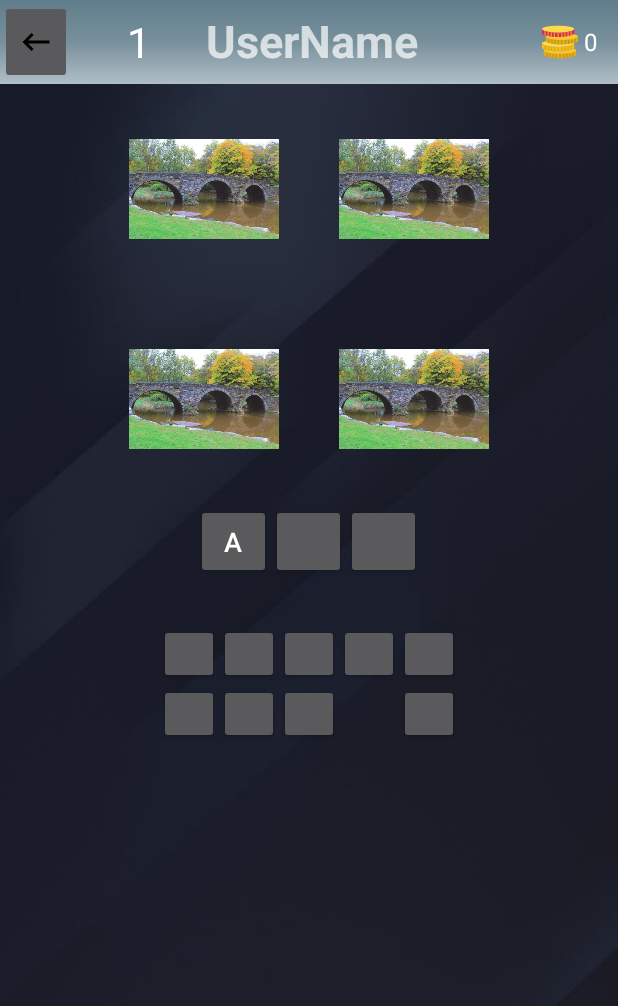
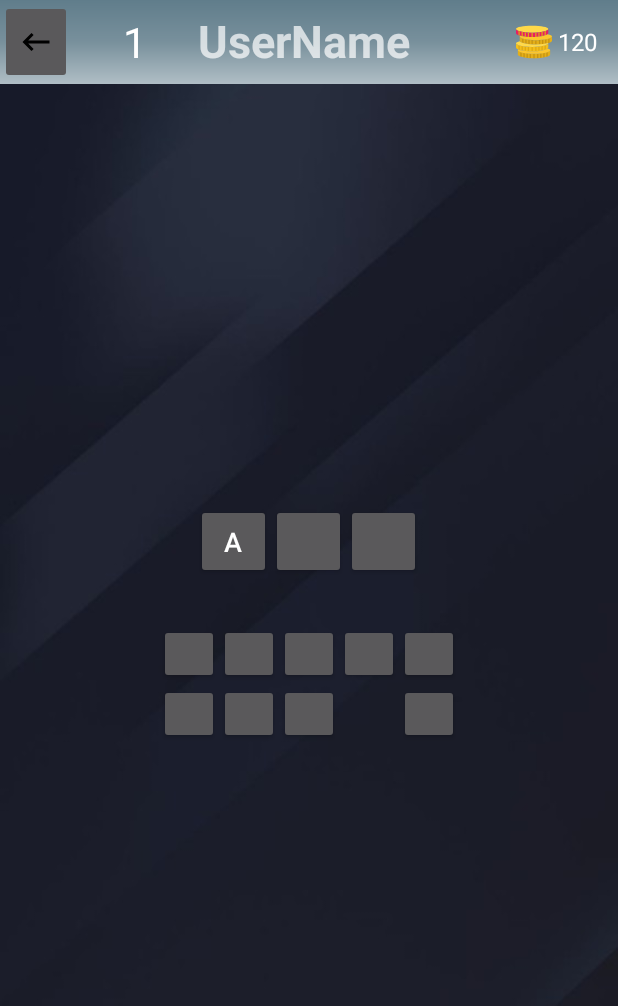
Before and after one commit to SuhrobDev/4_piz_puzzle, an Android app: the layout activity_main.xml on its own in the app's theme, with its tools: preview values and no code run, on a phone screen of 412 x 824 dp. Shown: the top 1006 px of the screen. Run offline under Robolectric (Android 15) with nearby library versions, the phone set to English and light mode, and no system bars.

Commit message:
Savollar qo'shildi 4

```diff
--- a/app/src/main/res/layout/activity_main.xml
+++ b/app/src/main/res/layout/activity_main.xml
@@ -1,6 +1,5 @@
 <?xml version="1.0" encoding="utf-8"?>
-<LinearLayout
-    xmlns:android="http://schemas.android.com/apk/res/android"
+<LinearLayout xmlns:android="http://schemas.android.com/apk/res/android"
     xmlns:tools="http://schemas.android.com/tools"
     android:layout_width="match_parent"
     android:layout_height="match_parent"
@@ -25,7 +24,7 @@
             android:layout_height="match_parent"
             android:layout_weight="0.4"
             android:gravity="center"
-            android:text="@string/_1"
+            android:text="1"
             android:textColor="@android:color/white"
             android:textSize="28sp"/>
         <TextView
@@ -48,7 +47,7 @@
             android:layout_height="match_parent"
             android:gravity="center"
             android:padding="4dp"
-            android:text="@string/_0"
+            android:text="120"
             android:textColor="@android:color/white"
             android:textSize="16sp" />
 
@@ -71,7 +70,7 @@
             android:layout_marginTop="20dp"
             android:layout_marginEnd="20dp"
             android:layout_marginBottom="20dp"
-            android:src="@drawable/img2" />
+            />
 
         <ImageView
             android:id="@+id/img2"
@@ -81,8 +80,8 @@
             android:layout_marginTop="20dp"
             android:layout_marginEnd="20dp"
             android:layout_marginBottom="20dp"
-            android:layout_toEndOf="@id/img1"
-            android:src="@drawable/img2" />
+            android:layout_toRightOf="@id/img1"
+            />
 
         <ImageView
             android:id="@+id/img3"
@@ -93,7 +92,7 @@
             android:layout_marginTop="20dp"
             android:layout_marginEnd="20dp"
             android:layout_marginBottom="20dp"
-            android:src="@drawable/img2" />
+            />
 
         <ImageView
             android:id="@+id/img4"
@@ -104,8 +103,8 @@
             android:layout_marginTop="20dp"
             android:layout_marginEnd="20dp"
             android:layout_marginBottom="20dp"
-            android:layout_toEndOf="@id/img3"
-            android:src="@drawable/img2" />
+            android:layout_toRightOf="@id/img3"
+            />
     </RelativeLayout>
 
     <LinearLayout
@@ -117,7 +116,7 @@
         <Button
             android:layout_width="50dp"
             android:layout_height="50dp"
-            android:text="@string/a"
+            android:text="A"
             android:textSize="18sp" />
 
         <Button
@@ -163,25 +162,29 @@
             android:id="@+id/v2"
             android:layout_width="40dp"
             android:layout_height="40dp"
-            android:layout_toEndOf="@id/v1" />
+            android:layout_toEndOf="@id/v1"
+            android:layout_toRightOf="@id/v1" />
 
         <Button
             android:id="@+id/v3"
             android:layout_width="40dp"
             android:layout_height="40dp"
-            android:layout_toEndOf="@id/v2" />
+            android:layout_toEndOf="@id/v2"
+            android:layout_toRightOf="@id/v2" />
 
         <Button
             android:id="@+id/v4"
             android:layout_width="40dp"
             android:layout_height="40dp"
-            android:layout_toEndOf="@id/v3" />
+            android:layout_toEndOf="@id/v3"
+            android:layout_toRightOf="@id/v3" />
 
         <Button
             android:id="@+id/v5"
             android:layout_width="40dp"
             android:layout_height="40dp"
-            android:layout_toEndOf="@id/v4" />
+            android:layout_toEndOf="@id/v4"
+            android:layout_toRightOf="@id/v4" />
 
         <Button
             android:id="@+id/v6"
@@ -194,14 +197,16 @@
             android:layout_width="40dp"
             android:layout_height="40dp"
             android:layout_below="@id/v1"
-            android:layout_toEndOf="@id/v1" />
+            android:layout_toEndOf="@id/v1"
+            android:layout_toRightOf="@id/v1" />
 
         <Button
             android:id="@+id/v8"
             android:layout_width="40dp"
             android:layout_height="40dp"
             android:layout_below="@id/v2"
-            android:layout_toEndOf="@id/v2" />
+            android:layout_toEndOf="@id/v2"
+            android:layout_toRightOf="@id/v2" />
 
         <Button
             android:id="@+id/v9"
@@ -209,6 +214,7 @@
             android:layout_height="40dp"
             android:layout_below="@id/v3"
             android:layout_toEndOf="@id/v3"
+            android:layout_toRightOf="@id/v3"
             android:visibility="invisible" />
 
         <Button
@@ -216,7 +222,8 @@
             android:layout_width="40dp"
             android:layout_height="40dp"
             android:layout_below="@id/v4"
-            android:layout_toEndOf="@id/v4" />
+            android:layout_toEndOf="@id/v4"
+            android:layout_toRightOf="@id/v4" />
     </RelativeLayout>
 
 </LinearLayout>
```
Also changed, not shown: app/src/main/java/com/example/four_pic/MainActivity.kt (+11 -27 lines).
